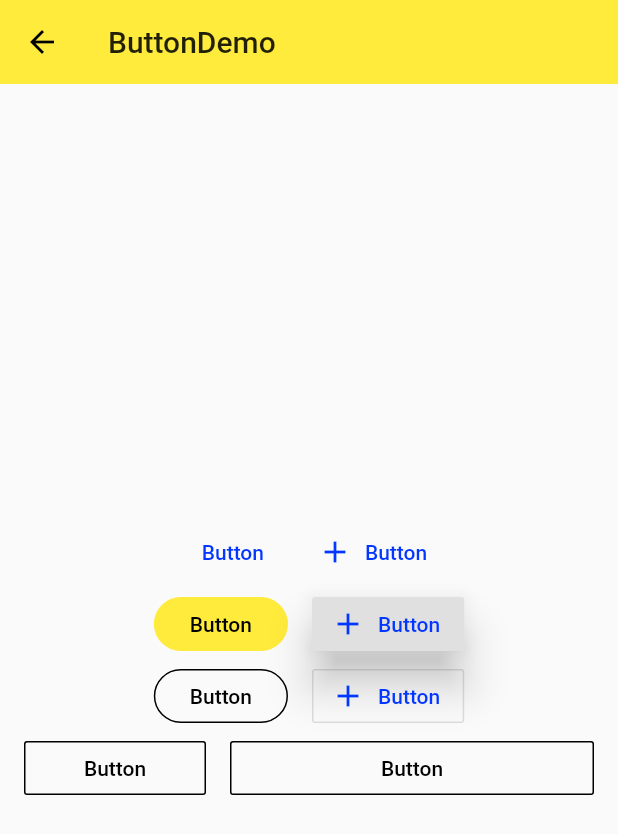
After one commit to GuangChao-Yu/flutter-learn, a Flutter app: the MaterialComponents screen opened by its route, after a tap on "Button", on a phone screen of 412 x 824 dp. The commit adds this screen. Shown: the top 834 px of the screen. Run offline on Flutter 3.47's test engine with Material 2 defaults, Android fonts, the phone set to English and light mode, and no system bars.

Commit message:
materal some components

```diff
--- a/lib/demo/form_demo.dart
+++ b/lib/demo/form_demo.dart
@@ -6,6 +6,10 @@ class FormDemo extends StatelessWidget {
   @override
   Widget build(BuildContext context) {
     return Scaffold(
+      appBar: AppBar(
+        title: Text('FormDemo'),
+        elevation: 0.0,
+      ),
       body: Theme(
           data: Theme.of(context).copyWith(primaryColor: Colors.black),
           child: Container(
@@ -34,7 +38,7 @@ class _RegisterFromState extends State<RegisterFrom> {
       registerFromKey.currentState.save();
       debugPrint('username:$username password:$password');
       Scaffold.of(context).showSnackBar(SnackBar(
-        content: Text('正在注册...',style:TextStyle(fontSize: 20.0)),
+        content: Text('正在注册...', style: TextStyle(fontSize: 20.0)),
       ));
     } else {
       setState(() {
--- /dev/null
+++ b/lib/demo/material_components.dart
@@ -0,0 +1,246 @@
+import 'package:flutter/material.dart';
+import './popup_meun_button_demo.dart';
+import './form_demo.dart';
+import './checkbox_demo.dart';
+import './radio_demo.dart';
+import './switch_demo.dart';
+import './slider_demo.dart';
+import './datetime_demo.dart';
+
+class MaterialComponents extends StatelessWidget {
+  @override
+  Widget build(BuildContext context) {
+    return Scaffold(
+      appBar: AppBar(
+        title: Text('MaterialComponents'),
+        elevation: 0.0,
+      ),
+      body: ListView(
+        children: <Widget>[
+          ListItem(title: 'DateTimeDemo', page: DateTimeDemo()),
+          ListItem(title: 'SliderDemo', page: SliderDemo()),
+          ListItem(title: 'SwirchDemo', page: SwitchDemo()),
+          ListItem(title: 'RadioDemo', page: RadioDemo()),
+          ListItem(title: 'CheckBoxDemo', page: CheckboxDemo()),
+          ListItem(title: 'FormDemo', page: FormDemo()),
+          ListItem(title: 'PopupMeunButton', page: PopupMenuButtonDemo()),
+          ListItem(title: 'Button', page: ButtonDemo()),
+          ListItem(
+              title: 'FloatingActionButton', page: FloatingActionButtonDemo())
+        ],
+      ),
+    );
+  }
+}
+
+class ButtonDemo extends StatelessWidget {
+  @override
+  Widget build(BuildContext context) {
+    final Widget FlatButtonDemo = Row(
+      mainAxisAlignment: MainAxisAlignment.center,
+      children: <Widget>[
+        FlatButton(
+          child: Text('Button'),
+          onPressed: () {},
+          splashColor: Colors.grey,
+          textColor: Theme.of(context).accentColor,
+        ),
+        FlatButton.icon(
+          icon: Icon(Icons.add),
+          label: Text('Button'),
+          onPressed: () {},
+          splashColor: Colors.grey,
+          textColor: Theme.of(context).accentColor,
+        )
+      ],
+    );
+
+    final Widget RaisedButtonDemo = Row(
+      mainAxisAlignment: MainAxisAlignment.center,
+      children: <Widget>[
+        Theme(
+          data: Theme.of(context).copyWith(
+              buttonColor: Theme.of(context).accentColor,
+              buttonTheme: ButtonThemeData(
+                textTheme: ButtonTextTheme.primary,
+                // shape: BeveledRectangleBorder(borderRadius: BorderRadius.circular(5.0)),
+                shape: StadiumBorder(),
+              )),
+          child: RaisedButton(
+            child: Text('Button'),
+            onPressed: () {},
+            splashColor: Colors.grey,
+            elevation: 0.0,
+          ),
+        ),
+        SizedBox(
+          width: 16.0,
+        ),
+        RaisedButton.icon(
+          icon: Icon(Icons.add),
+          label: Text('Button'),
+          onPressed: () {},
+          splashColor: Colors.grey,
+          elevation: 12.0,
+          textColor: Theme.of(context).accentColor,
+        )
+      ],
+    );
+
+    final Widget OutlineButtonDemo = Row(
+      mainAxisAlignment: MainAxisAlignment.center,
+      children: <Widget>[
+        Theme(
+          data: Theme.of(context).copyWith(
+              buttonColor: Theme.of(context).accentColor,
+              buttonTheme: ButtonThemeData(
+                textTheme: ButtonTextTheme.primary,
+                // shape: BeveledRectangleBorder(borderRadius: BorderRadius.circular(5.0)),
+                shape: StadiumBorder(),
+              )),
+          child: OutlineButton(
+            child: Text('Button'),
+            onPressed: () {},
+            splashColor: Colors.grey[100],
+            borderSide: BorderSide(color: Colors.black),
+            textColor: Colors.black,
+            highlightedBorderColor: Colors.grey,
+          ),
+        ),
+        SizedBox(
+          width: 16.0,
+        ),
+        OutlineButton.icon(
+          icon: Icon(Icons.add),
+          label: Text('Button'),
+          onPressed: () {},
+          splashColor: Colors.grey,
+          textColor: Theme.of(context).accentColor,
+        )
+      ],
+    );
+
+    final Widget ExpandedDemo = Row(
+      mainAxisAlignment: MainAxisAlignment.center,
+      children: <Widget>[
+        Expanded(
+            child: OutlineButton(
+          child: Text('Button'),
+          onPressed: () {},
+          splashColor: Colors.grey[100],
+          borderSide: BorderSide(color: Colors.black),
+          textColor: Colors.black,
+          highlightedBorderColor: Colors.grey,
+        )),
+        SizedBox(
+          width: 16.0,
+        ),
+        Expanded(
+            flex: 2,
+            child: OutlineButton(
+              child: Text('Button'),
+              onPressed: () {},
+              splashColor: Colors.grey[100],
+              borderSide: BorderSide(color: Colors.black),
+              textColor: Colors.black,
+              highlightedBorderColor: Colors.grey,
+            ))
+      ],
+    );
+
+    return Scaffold(
+      appBar: AppBar(
+        title: Text('ButtonDemo'),
+        elevation: 0.0,
+      ),
+      body: Container(
+        padding: EdgeInsets.all(16.0),
+        child: Column(
+          mainAxisAlignment: MainAxisAlignment.center,
+          children: <Widget>[
+            FlatButtonDemo,
+            RaisedButtonDemo,
+            OutlineButtonDemo,
+            ExpandedDemo
+          ],
+        ),
+      ),
+    );
+  }
+}
+
+class _WidgetDemo extends StatelessWidget {
+  @override
+  Widget build(BuildContext context) {
+    return Scaffold(
+      appBar: AppBar(
+        title: Text('_WidgetDemo'),
+        elevation: 0.0,
+      ),
+      body: Container(
+        padding: EdgeInsets.all(16.0),
+        child: Column(
+          mainAxisAlignment: MainAxisAlignment.center,
+          children: <Widget>[
+            Row(
+              mainAxisAlignment: MainAxisAlignment.center,
+              children: <Widget>[],
+            )
+          ],
+        ),
+      ),
+    );
+  }
+}
+
+class ListItem extends StatelessWidget {
+  final String title;
+  final Widget page;
+
+  ListItem({this.title, this.page});
+
+  @override
+  Widget build(BuildContext context) {
+    return ListTile(
+      title: Text(title),
+      onTap: () {
+        Navigator.of(context).push(
+          MaterialPageRoute(builder: (context) => page),
+        );
+      },
+    );
+  }
+}
+
+class FloatingActionButtonDemo extends StatelessWidget {
+  final Widget _floatingActionButton = FloatingActionButton(
+    onPressed: () {},
+    child: Icon(Icons.add),
+    elevation: 0.0,
+    backgroundColor: Colors.black87,
+    // shape: BeveledRectangleBorder(borderRadius: BorderRadius.circular(30.0)),
+  );
+
+  final Widget _floatingActionButtonExtended = FloatingActionButton.extended(
+    onPressed: () {},
+    icon: Icon(Icons.add),
+    label: Text('Add'),
+  );
+
+  @override
+  Widget build(BuildContext context) {
+    return Scaffold(
+        appBar: AppBar(
+          title: Text('FloatingActionButtonDemo'),
+          elevation: 0.0,
+        ),
+        floatingActionButton: _floatingActionButton,
+        floatingActionButtonLocation: FloatingActionButtonLocation.centerDocked,
+        bottomNavigationBar: BottomAppBar(
+          child: Container(
+            height: 80.0,
+          ),
+          shape: CircularNotchedRectangle(),
+        ));
+  }
+}
--- a/lib/main.dart
+++ b/lib/main.dart
@@ -2,6 +2,7 @@ import 'package:flutter/material.dart';
 import './app.dart';
 import './demo/navigator_demo.dart';
 import './demo/form_demo.dart';
+import './demo/material_components.dart';
 
 void main() => runApp(App());
 
@@ -11,11 +12,12 @@ class App extends StatelessWidget {
     return MaterialApp(
         debugShowCheckedModeBanner: false,
         // home: NavigatorDemo(),
-        initialRoute: '/form',
+        initialRoute: '/mdc',
         routes: {
           '/': (context) => Home(),
           '/about': (context) => Page(title: 'About'),
-          '/form': (context) => FormDemo()
+          '/form': (context) => FormDemo(),
+          '/mdc':(context)=>MaterialComponents()
         },
         theme: ThemeData(
           primarySwatch: Colors.yellow,
```
Also changed, not shown: lib/demo/checkbox_demo.dart (added, +54 -0 lines), lib/demo/datetime_demo.dart (added, +75 -0 lines), lib/demo/popup_meun_button_demo.dart (added, +56 -0 lines), lib/demo/radio_demo.dart (added, +73 -0 lines), lib/demo/slider_demo.dart (added, +51 -0 lines), lib/demo/switch_demo.dart (added, +55 -0 lines), pubspec.yaml (+2 -7 lines), pubspec.lock.
